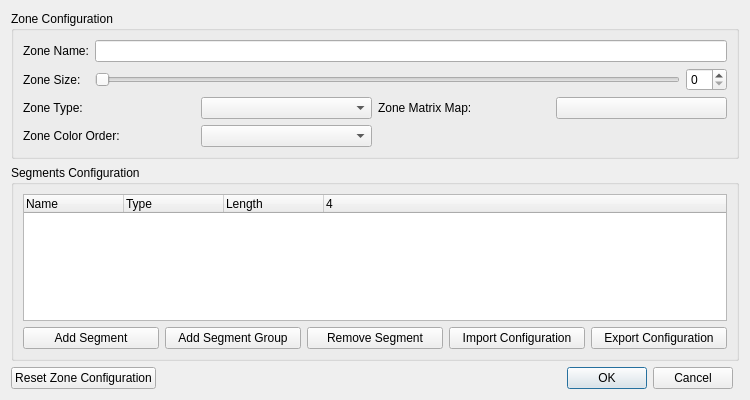
Old version of the form qt/OpenRGBZoneEditorDialog/OpenRGBZoneEditorDialog.ui in the repository CalcProgrammer1/OpenRGB.
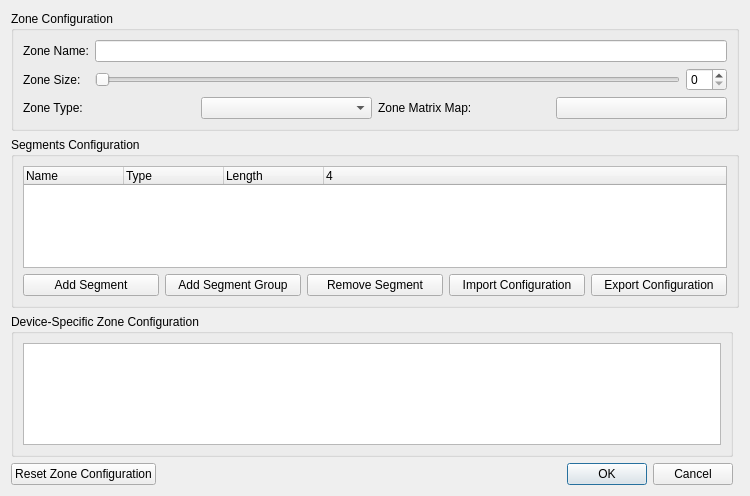
New version of the form. Custom widgets are drawn as their Qt base class.

Commit message: Settings Rework     * Add JSON string configuration field to RGBController to store device-specific configurations     * This JSON string holds both configuration and schema     * Add settings schema tracking to SettingsManager     * Implement dynamic settings widget that generates a settings UI based on a JSON schema     * Implement SettingsManager callback for notifying of settings changes and settings schema updates     * Always enable Entire Device zone option and use it to enable Edit Device     * Rename SaveSizes to SaveConfiguration in ProfileManager and Sizes.json to Configuration.json

The edit to the form file:
```diff
--- a/qt/OpenRGBZoneEditorDialog/OpenRGBZoneEditorDialog.ui
+++ b/qt/OpenRGBZoneEditorDialog/OpenRGBZoneEditorDialog.ui
@@ -7,7 +7,7 @@
     <x>0</x>
     <y>0</y>
     <width>750</width>
-    <height>400</height>
+    <height>496</height>
    </rect>
   </property>
   <property name="windowTitle">
@@ -99,12 +99,6 @@
      <layout class="QGridLayout" name="gridLayout_3">
       <item row="3" column="0" colspan="3">
        <layout class="QGridLayout" name="GroupBoxZoneSettings">
-        <item row="0" column="1">
-         <widget class="QComboBox" name="ComboBoxZoneType"/>
-        </item>
-        <item row="1" column="1">
-         <widget class="QComboBox" name="ComboBoxZoneColorOrder"/>
-        </item>
         <item row="0" column="0">
          <widget class="QLabel" name="LabelZoneType">
           <property name="text">
@@ -112,19 +106,8 @@
           </property>
          </widget>
         </item>
-        <item row="0" column="2">
-         <widget class="QLabel" name="LabelZoneMatrixMap">
-          <property name="text">
-           <string>Zone Matrix Map:</string>
-          </property>
-         </widget>
-        </item>
-        <item row="1" column="0">
-         <widget class="QLabel" name="LabelZoneColorOrder">
-          <property name="text">
-           <string>Zone Color Order:</string>
-          </property>
-         </widget>
+        <item row="0" column="1">
+         <widget class="QComboBox" name="ComboBoxZoneType"/>
         </item>
         <item row="0" column="3">
          <widget class="QPushButton" name="ButtonZoneMatrixMap">
@@ -133,6 +116,13 @@
           </property>
          </widget>
         </item>
+        <item row="0" column="2">
+         <widget class="QLabel" name="LabelZoneMatrixMap">
+          <property name="text">
+           <string>Zone Matrix Map:</string>
+          </property>
+         </widget>
+        </item>
        </layout>
       </item>
       <item row="0" column="0">
@@ -205,6 +195,18 @@
      </item>
     </layout>
    </item>
+   <item row="3" column="0" colspan="2">
+    <widget class="QGroupBox" name="GroupBoxDeviceSpecificZoneConfiguration">
+     <property name="title">
+      <string>Device-Specific Zone Configuration</string>
+     </property>
+     <layout class="QGridLayout" name="gridLayout_4">
+      <item row="0" column="0">
+       <widget class="QListWidget" name="ListWidgetDeviceSpecificZoneConfiguration"/>
+      </item>
+     </layout>
+    </widget>
+   </item>
   </layout>
  </widget>
  <customwidgets>
```
Left out of the diff: 16 changed lines with no effect on the pictures. The commit also changes 37 other files.
